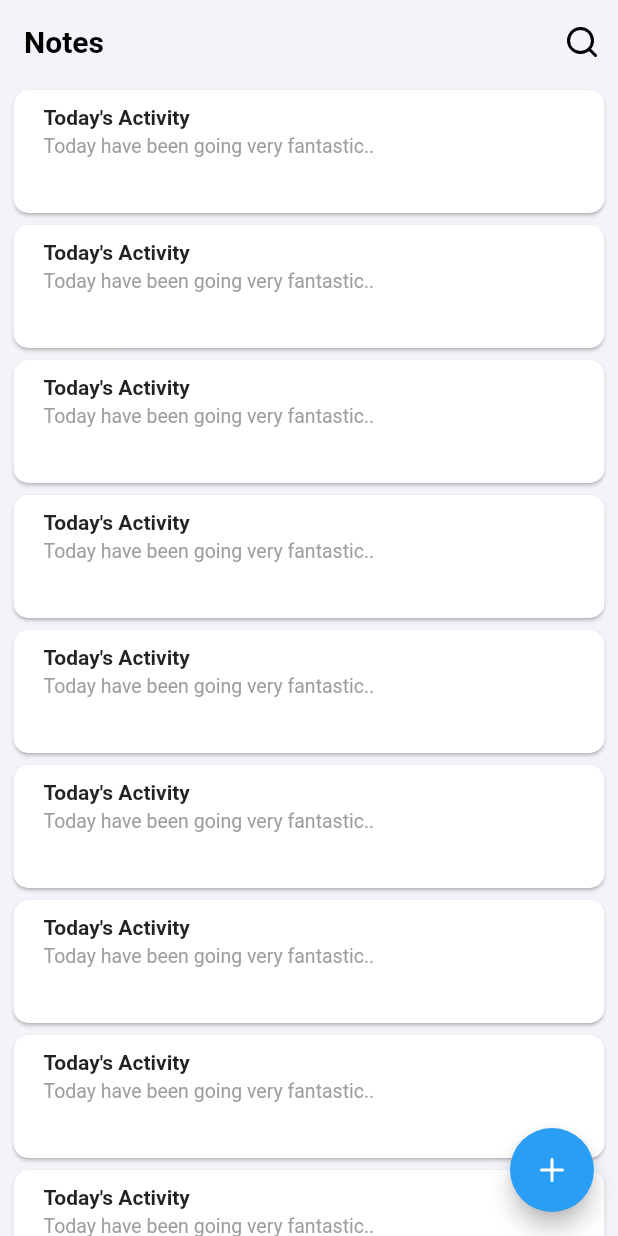
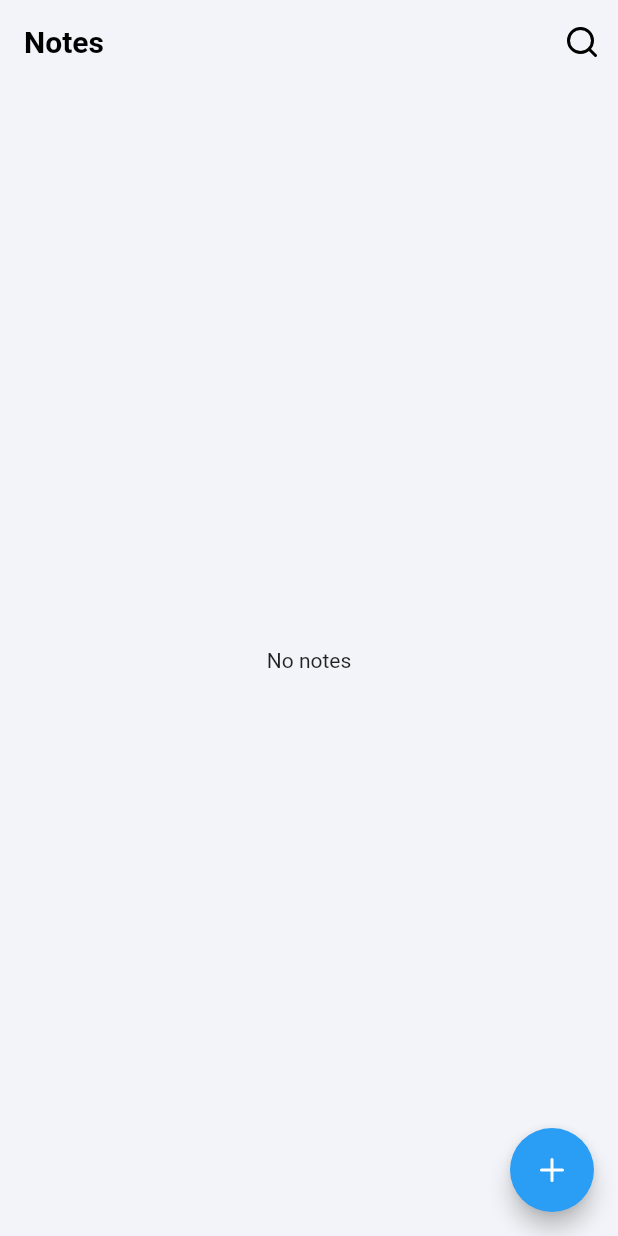
Before and after one commit to CharlyKeleb/FlutterNoteApp, a Flutter app: the screen it shows after launch, on a phone screen of 412 x 824 dp. Run offline on Flutter 3.47's test engine with Material 2 defaults, Android fonts, the phone set to English and light mode, and no system bars; drawn by our look-alikes of flutter_slidable; our stand-ins replace flutter_icons, simple_animations, sqflite; accounts and stored records are empty.

Commit message:
Add and lIst notes

```diff
--- /dev/null
+++ b/lib/model/note.dart
@@ -0,0 +1,39 @@
+class Note{
+
+  int _id;
+  String _title;
+  String _content;
+
+
+
+  Note(this._title, this._content);
+
+  Note.map(dynamic obj){
+    this._id = obj['id'];
+    this._title = obj['title'];
+    this._content = obj['content'];
+  }
+
+  int get id => _id;
+  String get title => _title;
+  String get content => _content;
+
+  Map<String, dynamic> toMap() {
+    var map = new Map<String, dynamic>();
+
+    if (id != null) {
+      map['id'] = _id;
+    }
+    map['title'] = _title;
+    map['content'] = _content;
+
+    return map;
+  }
+
+  Note.fromMap(Map<String, dynamic> map){
+    this._id = map['id'];
+    this._title = map['title'];
+    this._content = map['content'];
+  }
+
+}
--- a/lib/screens/home_screen.dart
+++ b/lib/screens/home_screen.dart
@@ -4,6 +4,8 @@ import 'package:flutter_icons/flutter_icons.dart';
 import 'package:flutter_slidable/flutter_slidable.dart';
 import 'package:note_app/components/fade_in.dart';
 import 'package:note_app/components/fade_side.dart';
+import 'package:note_app/database/note_helper.dart';
+import 'package:note_app/model/note.dart';
 import 'package:note_app/screens/note_screen.dart';
 import 'package:note_app/screens/view_screen.dart';
 
@@ -12,10 +14,33 @@ class HomeScreen extends StatefulWidget {
   _HomeScreenState createState() => _HomeScreenState();
 }
 
-
-
 class _HomeScreenState extends State<HomeScreen>
     with AutomaticKeepAliveClientMixin {
+  List<Note> notes = List();
+  bool loading = true;
+
+  getNotes(){
+    notes.clear();
+    setState(() {
+      loading = true;
+    });
+    NoteHelper().getNotes().then((value){
+      print(value);
+      value.forEach((element) {
+        notes.add(Note.fromMap(element));
+      });
+      setState(() {
+        loading = false;
+      });
+    });
+  }
+
+  @override
+  void initState() {
+    getNotes();
+    super.initState();
+  }
+
   @override
   Widget build(BuildContext context) {
 
@@ -36,8 +61,10 @@ class _HomeScreenState extends State<HomeScreen>
           ),
         ],
       ),
-      body: ListView.builder(
-        itemCount: 10,
+      body: loading?Center(child: CircularProgressIndicator()):notes.isEmpty
+          ? Center(child: Text("No notes"))
+          : ListView.builder(
+        itemCount: notes.length,
         scrollDirection: Axis.vertical,
         shrinkWrap: true,
         physics: AlwaysScrollableScrollPhysics(),
@@ -63,11 +90,9 @@ class _HomeScreenState extends State<HomeScreen>
               child: index < 9
                   ? FadeIn(
                       delay: 2,
-                      child: _buildCardItems('Today\'s Activity ',
-                          'Today have been going very fantastic..', context),
+                      child: _buildCardItems(notes[index], context),
                     )
-                  : _buildCardItems('Today\'s Activity ',
-                      'Today have been going very fantastic..', context),
+                  : _buildCardItems(notes[index], context),
             ),
           );
         },
@@ -77,14 +102,19 @@ class _HomeScreenState extends State<HomeScreen>
         child: FloatingActionButton(
           child: Icon(Feather.plus),
           onPressed: () {
-            Navigator.push(context, MaterialPageRoute(builder: (_) => Notes()));
+            Navigator.push(
+              context,
+              MaterialPageRoute(
+                builder: (_) => Notes(),
+              ),
+            ).then((value) => getNotes());
           },
         ),
       ),
     );
   }
 
-  Widget _buildCardItems(String noteTitle, String note, context) {
+  Widget _buildCardItems(Note note, context) {
     return GestureDetector(
       onTap: () {
         Navigator.push(
@@ -98,33 +128,32 @@ class _HomeScreenState extends State<HomeScreen>
         );
       },
       child: Container(
-        height: 90,
-        width: MediaQuery.of(context).size.width - 10,
         child: Card(
           shape: RoundedRectangleBorder(borderRadius: BorderRadius.circular(10)),
-          child: Stack(
-            children: <Widget>[
-              Positioned(
-                top: 10,
-                left: 20,
-                child: Text(
-                  noteTitle,
+          child: Padding(
+            padding: const EdgeInsets.all(15.0),
+            child: Column(
+              crossAxisAlignment: CrossAxisAlignment.start,
+              mainAxisAlignment: MainAxisAlignment.start,
+              children: <Widget>[
+                Text(
+                  note.title,
                   style: TextStyle(fontWeight: FontWeight.w600),
+                  maxLines: 1,
                 ),
-              ),
-              Positioned(
-                top: 30,
-                left: 20,
-                child: Column(
-                  children: <Widget>[
-                    Text(
-                      note,
-                      style: TextStyle(fontSize: 13, color: Colors.grey),
-                    ),
-                  ],
+
+                SizedBox(height: 5,),
+
+                Text(
+                  note.content,
+                  style: TextStyle(
+                    fontSize: 13,
+                    color: Colors.grey,
+                  ),
+                  maxLines: 3,
                 ),
-              )
-            ],
+              ],
+            ),
           ),
         ),
       ),
--- a/pubspec.yaml
+++ b/pubspec.yaml
@@ -29,6 +29,7 @@ dependencies:
   flutter_slidable: ^0.5.4
   sqflite: ^1.3.0
   path:
+  path_provider: ^1.6.5
 
 
 dev_dependencies:
```
Also changed, not shown: lib/database/note_helper.dart (added, +109 -0 lines), lib/database/note_model.dart (deleted, +0 -83 lines), lib/screens/note_screen.dart (+21 -1 lines), pubspec.lock.
